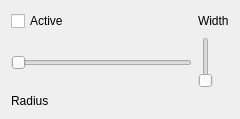
This is Widgets/ringwidget.ui in timseed/QCollimate as Qt 5 draws it before an edit. The edited form follows.
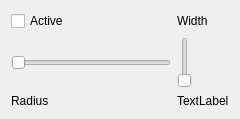
This is the edited form.

Commit message: Renamed Labels

Patch:
```diff
--- a/Widgets/ringwidget.ui
+++ b/Widgets/ringwidget.ui
@@ -13,7 +13,7 @@
   <property name="windowTitle">
    <string>Form</string>
   </property>
-  <layout class="QGridLayout" name="gridLayout" rowstretch="1,5,1,0,0,0" columnstretch="5,1" rowminimumheight="0,0,0,0,0,0">
+  <layout class="QGridLayout" name="gridLayout" rowstretch="1,5,1" columnstretch="5,1" rowminimumheight="0,0,0">
    <item row="0" column="0">
     <widget class="QCheckBox" name="checkBox">
      <property name="text">
@@ -55,6 +55,13 @@
      </property>
     </widget>
    </item>
+   <item row="2" column="1">
+    <widget class="QLabel" name="lb_width">
+     <property name="text">
+      <string>TextLabel</string>
+     </property>
+    </widget>
+   </item>
   </layout>
  </widget>
  <resources/>
```
Left out of the diff: 2 changed lines with no effect on the pictures.
